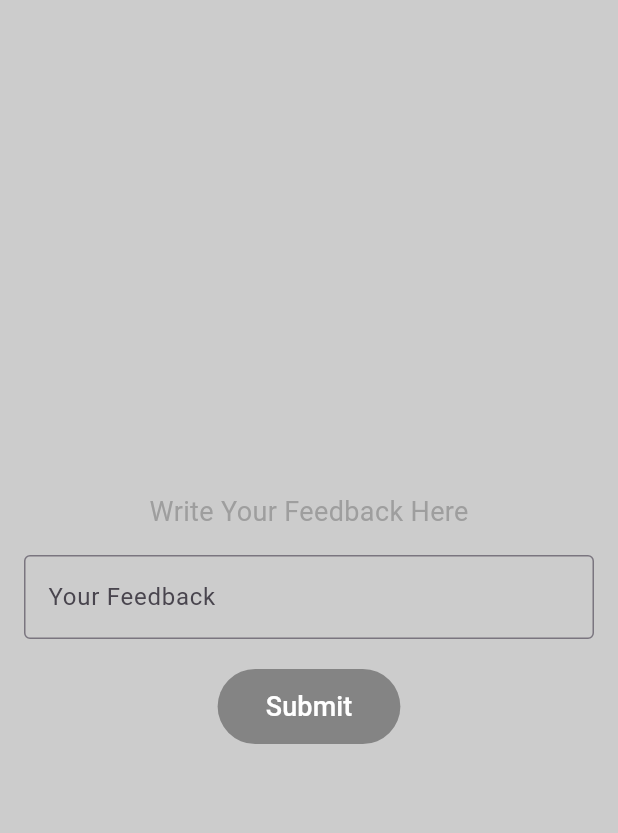
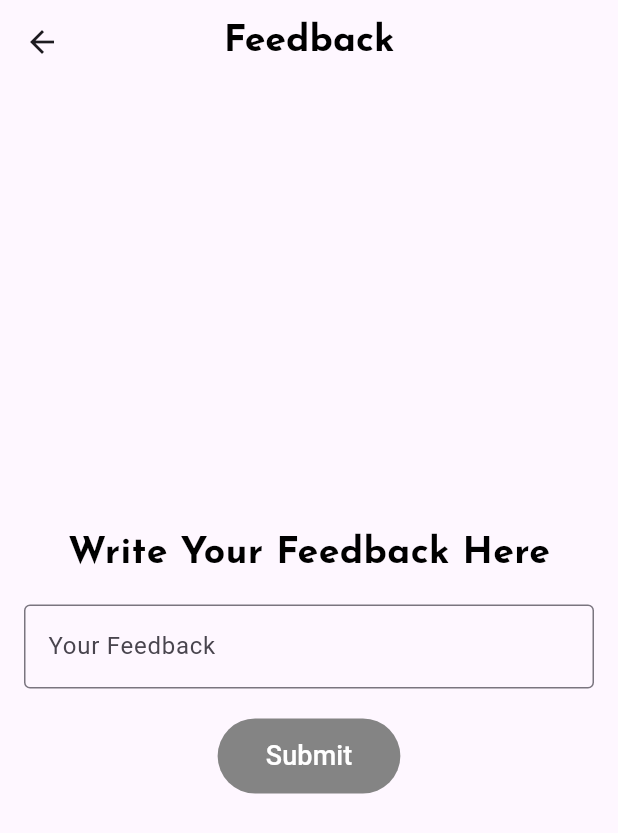
Before and after one commit to lazygirlleen/uts_2021110055, a Flutter app: the FeedbackScreen screen opened directly, on a phone screen of 412 x 824 dp. Shown: the top 833 px of the screen. Run offline on Flutter 3.47's test engine with Material 3 defaults, Android fonts, the phone set to English and light mode, and no system bars; our stand-ins replace google_fonts, input_quantity.

Commit message:
Import Font and Styling

```diff
--- a/lib/screens/feedback_screen.dart
+++ b/lib/screens/feedback_screen.dart
@@ -1,6 +1,6 @@
 import 'package:flutter/material.dart';
 import 'package:uts_2021110055/screens/home_screen.dart';
-
+import 'package:google_fonts/google_fonts.dart';
 
 class FeedbackScreen extends StatefulWidget {
   const FeedbackScreen({super.key});
@@ -13,20 +13,34 @@ class _FeedbackScreenState extends State<FeedbackScreen> {
   @override
   Widget build(BuildContext context) {
     return Scaffold(
+       appBar: AppBar(
+        title: Text(
+          'Feedback',
+            style:
+                  GoogleFonts.josefinSans(
+                      color: Colors.black,
+                      fontSize: 25,
+                      fontWeight: FontWeight.bold,
+                    ),
+        ),
+        centerTitle: true,
+      ),
       body: Container(
-        color: const Color.fromARGB(255, 204, 204, 204),
+        // color: const Color.fromARGB(255, 204, 204, 204),
         padding: const EdgeInsets.all(16.0),
         child: Center(
           child: Column(
             mainAxisAlignment: MainAxisAlignment.center,
             children: [
               // Teks "Write Your Feedback Here"
-              const Text(
+              Text(
                 'Write Your Feedback Here',
-                style: TextStyle(
-                  fontSize: 18,
-                  color: Colors.grey,
-                ),
+                style:
+                  GoogleFonts.josefinSans(
+                      color: Colors.black,
+                      fontSize: 25,
+                      fontWeight: FontWeight.bold,
+                    ),
               ),
               const SizedBox(height: 16), // Jarak antara teks dan TextFormField
 
@@ -46,8 +60,15 @@ class _FeedbackScreenState extends State<FeedbackScreen> {
               TextButton(
                 onPressed: () {
                     ScaffoldMessenger.of(context).showSnackBar(
-                    const SnackBar(
-                      content: Text('Thank you for your feedback!'),
+                     SnackBar(
+                      content: Text('Thank you for your feedback!',
+                       style:
+                        GoogleFonts.josefinSans(
+                            color: const Color.fromARGB(255, 255, 255, 255),
+                            fontSize: 12,
+                            fontWeight: FontWeight.bold,
+                          ),
+                        ),
                     ),
                   );
                   Navigator.push(
--- a/pubspec.yaml
+++ b/pubspec.yaml
@@ -40,7 +40,7 @@ dependencies:
   input_quantity: ^2.4.1
   app_bar_with_search_switch: ^1.8.6
   flutter_cart: ^0.0.9
-  google_fonts: ^2.0.0
+  google_fonts: ^6.2.1
   intl: ^0.19.0
 
 dev_dependencies:
```
Also changed, not shown: lib/screens/cart_screen.dart (+18 -11 lines), lib/screens/home_screen.dart (+51 -26 lines), lib/screens/product_screen.dart (+30 -6 lines), assets/images/oneplushutao.jpeg (added), assets/images/samsunga35.jpeg (added), pubspec.lock.
